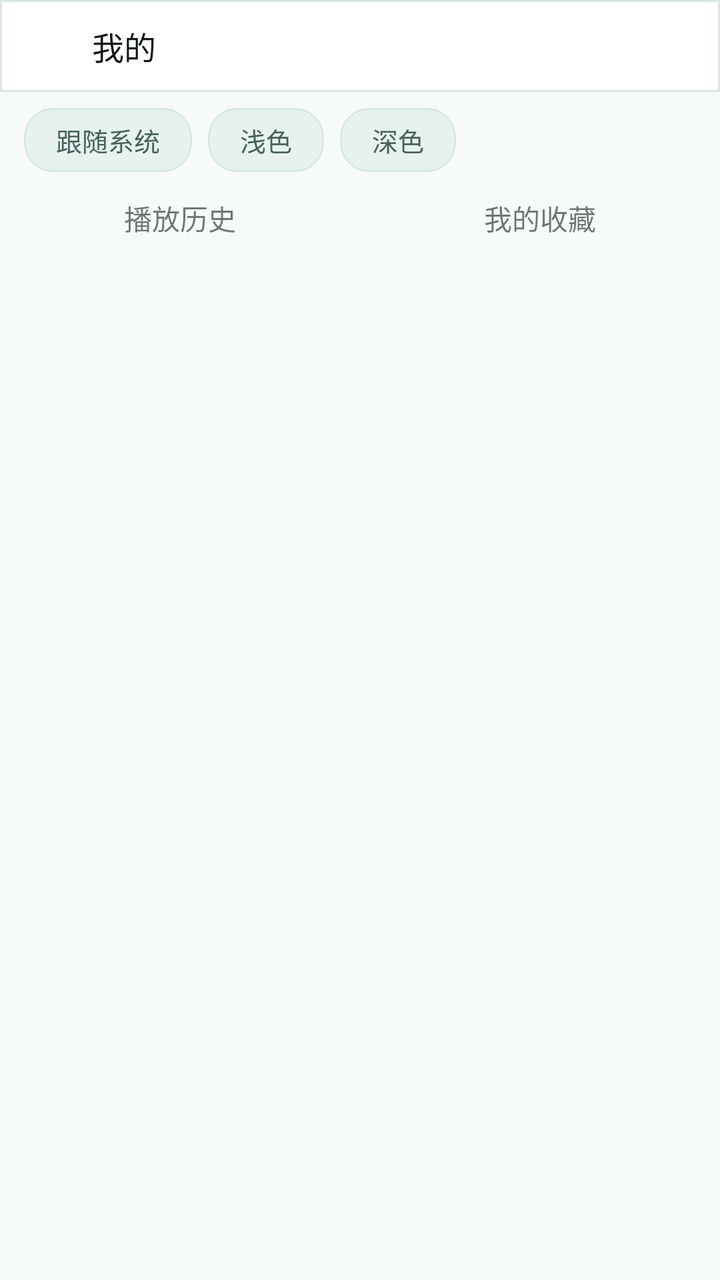
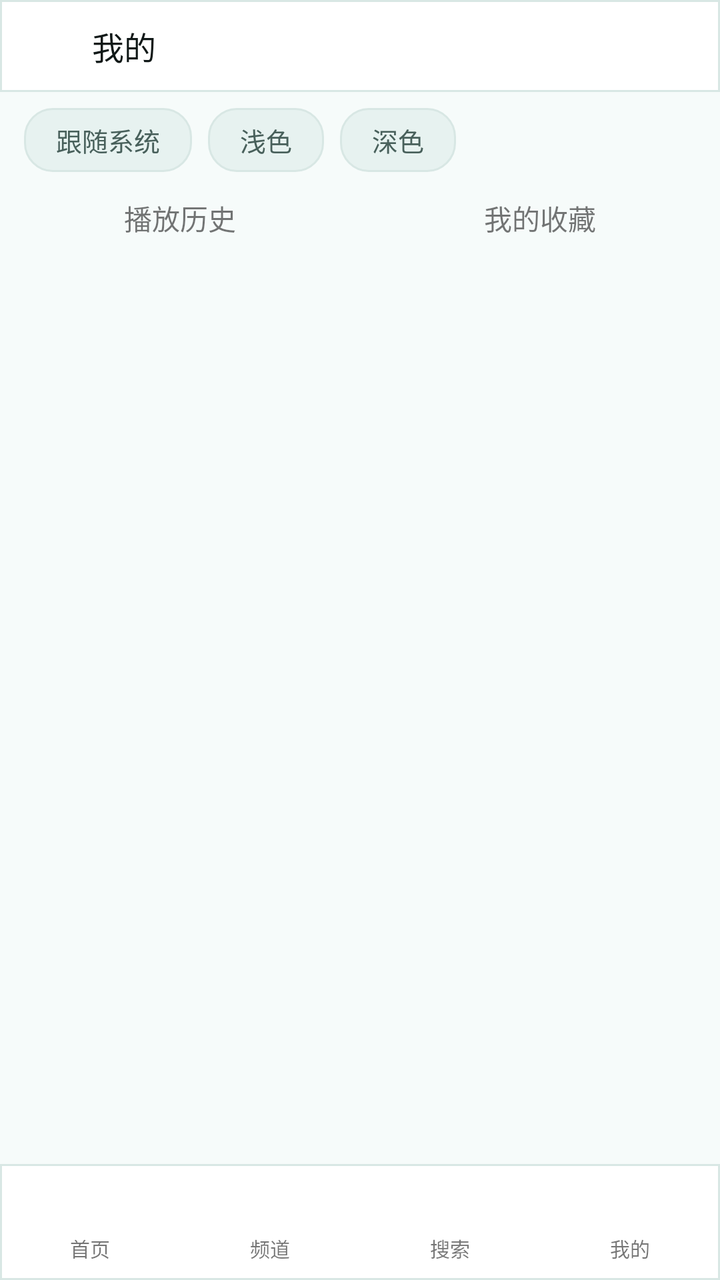

Two renders of the same Android screen: before a commit and after it. Below are the layout's source before the change and the commit's diff.
<!-- AndroidManifest.xml: application theme AppTheme -->
<!-- res/layout/activity_mine.xml -->
<?xml version="1.0" encoding="utf-8"?>
<LinearLayout
    android:id="@+id/root"
    xmlns:android="http://schemas.android.com/apk/res/android"
    android:layout_width="match_parent"
    android:layout_height="match_parent"
    android:background="@color/bg"
    android:orientation="vertical">

    <LinearLayout
        android:layout_width="match_parent"
        android:layout_height="46dp"
        android:background="@drawable/bottom_bar_bg"
        android:gravity="center_vertical"
        android:orientation="horizontal">

        <ImageButton
            android:id="@+id/back"
            android:layout_width="46dp"
            android:layout_height="match_parent"
            android:background="?android:attr/selectableItemBackgroundBorderless"
            android:contentDescription="@string/btn_back"
            android:src="@drawable/ic_back" />

        <TextView
            android:layout_width="0dp"
            android:layout_height="wrap_content"
            android:layout_weight="1"
            android:text="@string/nav_mine"
            android:textColor="@color/text_primary"
            android:textSize="16sp" />

        <ImageButton
            android:id="@+id/clear"
            android:layout_width="46dp"
            android:layout_height="match_parent"
            android:background="?android:attr/selectableItemBackgroundBorderless"
            android:contentDescription="@string/clear_all"
            android:src="@drawable/ic_clear" />

        <ImageButton
            android:id="@+id/web"
            android:layout_width="46dp"
            android:layout_height="match_parent"
            android:background="?android:attr/selectableItemBackgroundBorderless"
            android:contentDescription="@string/nav_search"
            android:src="@drawable/ic_globe" />
    </LinearLayout>

    
    <LinearLayout
        android:layout_width="match_parent"
        android:layout_height="wrap_content"
        android:gravity="center_vertical"
        android:orientation="horizontal"
        android:paddingLeft="8dp"
        android:paddingTop="8dp"
        android:paddingRight="8dp"
        android:paddingBottom="2dp">

        <TextView android:id="@+id/theme_system" style="@style/Chip"
            android:text="@string/theme_system" />
        <TextView android:id="@+id/theme_light" style="@style/Chip"
            android:text="@string/theme_light" />
        <TextView android:id="@+id/theme_dark" style="@style/Chip"
            android:text="@string/theme_dark" />
    </LinearLayout>

    <LinearLayout
        android:layout_width="match_parent"
        android:layout_height="42dp"
        android:orientation="horizontal">

        <TextView
            android:id="@+id/tab_history"
            android:layout_width="0dp"
            android:layout_height="match_parent"
            android:layout_weight="1"
            android:gravity="center"
            android:text="@string/tab_history"
            android:textSize="14sp" />

        <TextView
            android:id="@+id/tab_fav"
            android:layout_width="0dp"
            android:layout_height="match_parent"
            android:layout_weight="1"
            android:gravity="center"
            android:text="@string/tab_fav"
            android:textSize="14sp" />
    </LinearLayout>

    <FrameLayout
        android:layout_width="match_parent"
        android:layout_height="0dp"
        android:layout_weight="1">

        <androidx.recyclerview.widget.RecyclerView
            android:id="@+id/list"
            android:layout_width="match_parent"
            android:layout_height="match_parent"
            android:padding="4dp"
            android:clipToPadding="false" />

        <TextView
            android:id="@+id/empty"
            android:layout_width="match_parent"
            android:layout_height="match_parent"
            android:gravity="center"
            android:textColor="@color/text_tertiary"
            android:textSize="14sp"
            android:visibility="gone" />
    </FrameLayout>
</LinearLayout>
<!-- resources referenced by this layout -->
<resources>
  <color name="bg">#FFF6FBFA</color>
  <color name="text_primary">#FF101817</color>
  <color name="text_tertiary">#FFA8BFBA</color>
  <!-- drawable bottom_bar_bg (drawable) -->
  <shape xmlns:android="http://schemas.android.com/apk/res/android" android:shape="rectangle">
      <solid android:color="@color/bar_bg" />
      <stroke android:width="1dp" android:color="@color/divider" />
  </shape>
  <string name="btn_back">返回</string>
  <string name="clear_all">清空</string>
  <string name="nav_mine">我的</string>
  <string name="nav_search">搜索</string>
  <string name="tab_fav">我的收藏</string>
  <string name="tab_history">播放历史</string>
  <string name="theme_dark">深色</string>
  <string name="theme_light">浅色</string>
  <string name="theme_system">跟随系统</string>
  <color name="bar_bg">#FFFFFFFF</color>
  <color name="divider">#FFD8E7E4</color>
  <!-- drawable word_bg (drawable) -->
  <shape xmlns:android="http://schemas.android.com/apk/res/android" android:shape="rectangle">
      <solid android:color="@color/chip_bg" />
      <corners android:radius="14dp" />
      <stroke android:width="1dp" android:color="@color/divider" />
  </shape>
  <color name="text_secondary">#FF48605B</color>
  <color name="accent">#FF0E9F94</color>
  <color name="chip_bg">#FFE7F2F0</color>
  <!-- unchanged entries left out for length: 5 -->
</resources>

<!-- the commit's change to res/layout/activity_mine.xml (unified diff, before → after) -->
@@ -111,4 +111,44 @@
             android:textSize="14sp"
             android:visibility="gone" />
     </FrameLayout>
+    <include
+        layout="@layout/view_bottom_nav"
+        android:layout_width="match_parent"
+        android:layout_height="58dp" />
 </LinearLayout>
+<!-- res/layout/view_bottom_nav.xml (included above) -->
+<?xml version="1.0" encoding="utf-8"?>
+<LinearLayout xmlns:android="http://schemas.android.com/apk/res/android"
+    android:layout_width="match_parent"
+    android:layout_height="58dp"
+    android:background="@drawable/bottom_bar_bg"
+    android:orientation="horizontal">
+
+    <LinearLayout android:id="@+id/nav_home" style="@style/NavItem">
+        <ImageView android:id="@+id/icon_home" style="@style/NavIcon"
+            android:src="@drawable/ic_home" android:contentDescription="@string/nav_home" />
+        <TextView android:id="@+id/label_home" style="@style/NavLabel"
+            android:text="@string/nav_home" />
+    </LinearLayout>
+
+    <LinearLayout android:id="@+id/nav_channel" style="@style/NavItem">
+        <ImageView android:id="@+id/icon_channel" style="@style/NavIcon"
+            android:src="@drawable/ic_grid" android:contentDescription="@string/nav_channel" />
+        <TextView android:id="@+id/label_channel" style="@style/NavLabel"
+            android:text="@string/nav_channel" />
+    </LinearLayout>
+
+    <LinearLayout android:id="@+id/nav_search" style="@style/NavItem">
+        <ImageView android:id="@+id/icon_search" style="@style/NavIcon"
+            android:src="@drawable/ic_search" android:contentDescription="@string/nav_search" />
+        <TextView android:id="@+id/label_search" style="@style/NavLabel"
+            android:text="@string/nav_search" />
+    </LinearLayout>
+
+    <LinearLayout android:id="@+id/nav_mine" style="@style/NavItem">
+        <ImageView android:id="@+id/icon_mine" style="@style/NavIcon"
+            android:src="@drawable/ic_person" android:contentDescription="@string/nav_mine" />
+        <TextView android:id="@+id/label_mine" style="@style/NavLabel"
+            android:text="@string/nav_mine" />
+    </LinearLayout>
+</LinearLayout>
<!-- resource entries referenced after the edit -->
@@ -8,8 +8,37 @@
       <solid android:color="@color/bar_bg" />
       <stroke android:width="1dp" android:color="@color/divider" />
   </shape>
+  <!-- drawable ic_grid (drawable) -->
+  <vector xmlns:android="http://schemas.android.com/apk/res/android"
+      android:width="24dp" android:height="24dp"
+      android:viewportWidth="24" android:viewportHeight="24">
+      <path android:fillColor="#FFFFFF"
+          android:pathData="M3,3h8v8H3V3zm0,10h8v8H3v-8zM13,3h8v8h-8V3zm0,10h8v8h-8v-8z" />
+  </vector>
+  <!-- drawable ic_home (drawable) -->
+  <vector xmlns:android="http://schemas.android.com/apk/res/android"
+      android:width="24dp" android:height="24dp"
+      android:viewportWidth="24" android:viewportHeight="24">
+      <path android:fillColor="#FFFFFF"
+          android:pathData="M10,20v-6h4v6h5v-8h3L12,3 2,12h3v8z" />
+  </vector>
+  <!-- drawable ic_person (drawable) -->
+  <vector xmlns:android="http://schemas.android.com/apk/res/android"
+      android:width="24dp" android:height="24dp"
+      android:viewportWidth="24" android:viewportHeight="24">
+      <path android:fillColor="#FFFFFF"
+          android:pathData="M12,12c2.21,0 4,-1.79 4,-4s-1.79,-4 -4,-4 -4,1.79 -4,4 1.79,4 4,4zm0,2c-2.67,0 -8,1.34 -8,4v2h16v-2c0,-2.66 -5.33,-4 -8,-4z" />
+  </vector>
+  <!-- drawable ic_search (drawable) -->
+  <vector xmlns:android="http://schemas.android.com/apk/res/android"
+      android:width="24dp" android:height="24dp"
+      android:viewportWidth="24" android:viewportHeight="24">
+      <path android:fillColor="#FFFFFF" android:pathData="M15.5,14h-0.79l-0.28,-0.27C15.41,12.59 16,11.11 16,9.5 16,5.91 13.09,3 9.5,3S3,5.91 3,9.5 5.91,16 9.5,16c1.61,0 3.09,-0.59 4.23,-1.57l0.27,0.28v0.79l5,4.99L20.49,19l-4.99,-5zm-6,0C7.01,14 5,11.99 5,9.5S7.01,5 9.5,5 14,7.01 14,9.5 11.99,14 9.5,14z" />
+  </vector>
   <string name="btn_back">返回</string>
   <string name="clear_all">清空</string>
+  <string name="nav_channel">频道</string>
+  <string name="nav_home">首页</string>
   <string name="nav_mine">我的</string>
   <string name="nav_search">搜索</string>
   <string name="tab_fav">我的收藏</string>
@@ -17,6 +46,27 @@
   <string name="theme_dark">深色</string>
   <string name="theme_light">浅色</string>
   <string name="theme_system">跟随系统</string>
+  <style name="NavIcon">
+          <item name="android:layout_width">23dp</item>
+          <item name="android:layout_height">23dp</item>
+          <item name="android:scaleType">fitCenter</item>
+      </style>
+  <style name="NavItem">
+          <item name="android:layout_width">0dp</item>
+          <item name="android:layout_height">match_parent</item>
+          <item name="android:layout_weight">1</item>
+          <item name="android:orientation">vertical</item>
+          <item name="android:gravity">center</item>
+          <item name="android:background">?android:attr/selectableItemBackgroundBorderless</item>
+          <item name="android:clickable">true</item>
+          <item name="android:focusable">true</item>
+      </style>
+  <style name="NavLabel">
+          <item name="android:layout_width">wrap_content</item>
+          <item name="android:layout_height">wrap_content</item>
+          <item name="android:layout_marginTop">3dp</item>
+          <item name="android:textSize">10sp</item>
+      </style>
   <color name="bar_bg">#FFFFFFFF</color>
   <color name="divider">#FFD8E7E4</color>
   <!-- drawable word_bg (drawable) -->
